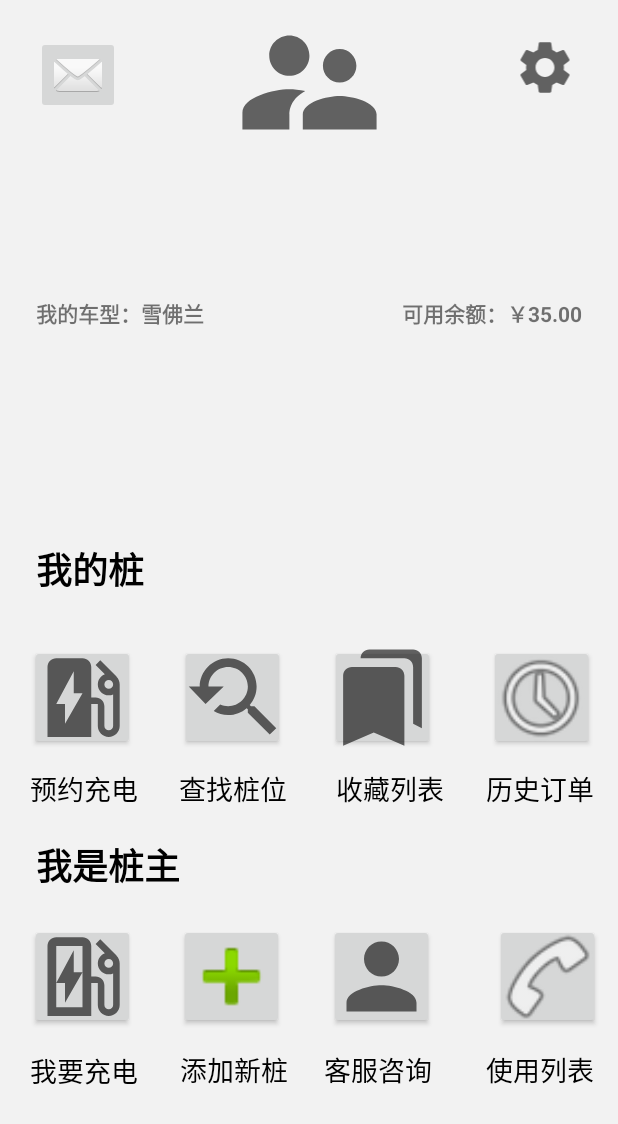
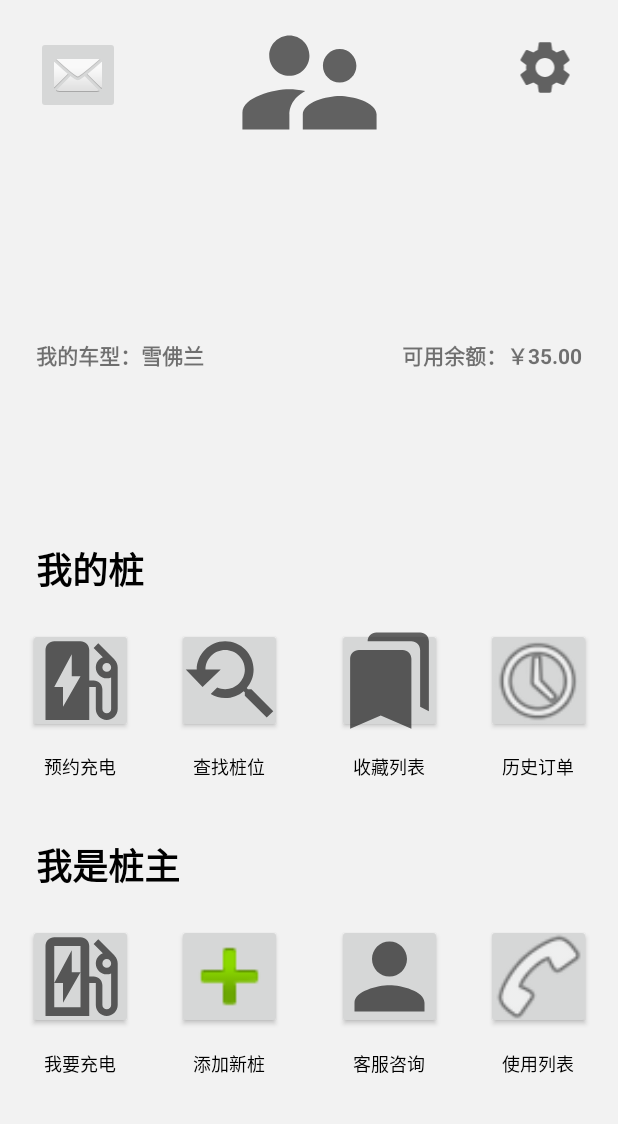
Before and after one commit to szyzstop3/EVCharger, an Android app: the Userinfo_page screen opened through its navigation route, on a phone screen of 412 x 824 dp. Shown: the top 1124 px of the screen. Run offline under Robolectric (Android 15) with nearby library versions, the phone set to English and light mode, and no system bars; libraries missing offline, so code that uses them is left out: com.huawei.hms.

Commit message:
用户信息界面整合2

```diff
--- a/app/src/main/res/layout/fragment_userinfo_page.xml
+++ b/app/src/main/res/layout/fragment_userinfo_page.xml
@@ -56,7 +56,7 @@
             android:layout_width="wrap_content"
             android:layout_height="wrap_content"
             android:orientation="horizontal"
-            app:layout_constraintGuide_begin="209dp" />
+            app:layout_constraintGuide_percent="0.2872777" />
 
         <androidx.constraintlayout.widget.ConstraintLayout
             android:id="@+id/constraintLayout2"
@@ -66,6 +66,34 @@
             app:layout_constraintEnd_toEndOf="parent"
             app:layout_constraintStart_toStartOf="parent"
             app:layout_constraintTop_toTopOf="parent">
+
+            <androidx.constraintlayout.widget.Guideline
+                android:id="@+id/guideline14"
+                android:layout_width="wrap_content"
+                android:layout_height="wrap_content"
+                android:orientation="vertical"
+                app:layout_constraintGuide_percent="0.13" />
+
+            <androidx.constraintlayout.widget.Guideline
+                android:id="@+id/guideline15"
+                android:layout_width="wrap_content"
+                android:layout_height="wrap_content"
+                android:orientation="vertical"
+                app:layout_constraintGuide_percent="0.37" />
+
+            <androidx.constraintlayout.widget.Guideline
+                android:id="@+id/guideline17"
+                android:layout_width="wrap_content"
+                android:layout_height="wrap_content"
+                android:orientation="vertical"
+                app:layout_constraintGuide_percent="0.63" />
+
+            <androidx.constraintlayout.widget.Guideline
+                android:id="@+id/guideline32"
+                android:layout_width="wrap_content"
+                android:layout_height="wrap_content"
+                android:orientation="vertical"
+                app:layout_constraintGuide_percent="0.87" />
 
             <androidx.constraintlayout.widget.Guideline
                 android:id="@+id/guideline19"
@@ -79,14 +107,14 @@
                 android:layout_width="wrap_content"
                 android:layout_height="wrap_content"
                 android:orientation="horizontal"
-                app:layout_constraintGuide_percent="0.66757864" />
+                app:layout_constraintGuide_percent="0.62" />
 
             <androidx.constraintlayout.widget.Guideline
                 android:id="@+id/guideline30"
                 android:layout_width="wrap_content"
                 android:layout_height="wrap_content"
                 android:orientation="horizontal"
-                app:layout_constraintGuide_percent="0.88" />
+                app:layout_constraintGuide_percent="0.86" />
 
             <androidx.constraintlayout.widget.Guideline
                 android:id="@+id/guideline31"
@@ -94,6 +122,13 @@
                 android:layout_height="wrap_content"
                 android:orientation="horizontal"
                 app:layout_constraintGuide_percent="0.79" />
+
+            <androidx.constraintlayout.widget.Guideline
+                android:id="@+id/guideline33"
+                android:layout_width="wrap_content"
+                android:layout_height="wrap_content"
+                android:orientation="horizontal"
+                app:layout_constraintGuide_percent="0.55" />
 
             <androidx.constraintlayout.widget.Guideline
                 android:id="@+id/guideline22"
@@ -119,125 +154,118 @@
                 android:id="@+id/button22"
                 android:layout_width="70dp"
                 android:layout_height="70dp"
-                android:layout_marginStart="30dp"
                 android:foreground="@drawable/person_filled"
                 app:layout_constraintBottom_toTopOf="@+id/guideline31"
-                app:layout_constraintStart_toEndOf="@+id/button20"
+                app:layout_constraintEnd_toStartOf="@+id/guideline17"
+                app:layout_constraintStart_toStartOf="@+id/guideline17"
                 app:layout_constraintTop_toTopOf="@+id/guideline31" />
 
             <Button
                 android:id="@+id/button18"
                 android:layout_width="70dp"
                 android:layout_height="70dp"
-                android:layout_marginEnd="16dp"
                 android:foreground="@android:drawable/ic_menu_recent_history"
-                app:layout_constraintBottom_toTopOf="@+id/guideline23"
-                app:layout_constraintEnd_toEndOf="parent"
-                app:layout_constraintTop_toTopOf="@+id/guideline22" />
+                app:layout_constraintBottom_toTopOf="@+id/guideline33"
+                app:layout_constraintEnd_toStartOf="@+id/guideline32"
+                app:layout_constraintStart_toStartOf="@+id/guideline32"
+                app:layout_constraintTop_toTopOf="@+id/guideline33" />
 
             <Button
                 android:id="@+id/button21"
                 android:layout_width="70dp"
                 android:layout_height="70dp"
-                android:layout_marginStart="29dp"
-                android:layout_marginEnd="30dp"
                 android:foreground="@drawable/ic_baseline_youtube_searched_for_24"
-                app:layout_constraintBottom_toTopOf="@+id/guideline23"
-                app:layout_constraintEnd_toStartOf="@+id/button17"
-                app:layout_constraintStart_toEndOf="@+id/button16"
-                app:layout_constraintTop_toTopOf="@+id/guideline22" />
+                app:layout_constraintBottom_toTopOf="@+id/guideline33"
+                app:layout_constraintEnd_toStartOf="@+id/guideline15"
+                app:layout_constraintStart_toStartOf="@+id/guideline15"
+                app:layout_constraintTop_toTopOf="@+id/guideline33" />
 
             <Button
                 android:id="@+id/button20"
                 android:layout_width="70dp"
                 android:layout_height="70dp"
-                android:layout_marginStart="29dp"
                 android:foreground="@android:drawable/ic_input_add"
                 app:layout_constraintBottom_toTopOf="@+id/guideline31"
-                app:layout_constraintStart_toEndOf="@+id/button19"
+                app:layout_constraintEnd_toStartOf="@+id/guideline15"
+                app:layout_constraintStart_toStartOf="@+id/guideline15"
                 app:layout_constraintTop_toTopOf="@+id/guideline31" />
 
             <Button
                 android:id="@+id/button16"
                 android:layout_width="70dp"
                 android:layout_height="70dp"
-                android:layout_marginStart="20dp"
                 android:foreground="@drawable/search_filled"
                 android:shadowColor="#03DAC5"
-                app:layout_constraintBottom_toTopOf="@+id/guideline23"
-                app:layout_constraintStart_toStartOf="parent"
-                app:layout_constraintTop_toTopOf="@+id/guideline22" />
+                app:layout_constraintBottom_toTopOf="@+id/guideline33"
+                app:layout_constraintEnd_toStartOf="@+id/guideline14"
+                app:layout_constraintStart_toStartOf="@+id/guideline14"
+                app:layout_constraintTop_toTopOf="@+id/guideline33" />
 
             <Button
                 android:id="@+id/button5"
                 android:layout_width="70dp"
                 android:layout_height="70dp"
-                android:layout_marginStart="40dp"
-                android:layout_marginEnd="12dp"
                 android:foreground="@android:drawable/ic_menu_call"
                 app:layout_constraintBottom_toTopOf="@+id/guideline31"
-                app:layout_constraintEnd_toEndOf="parent"
-                app:layout_constraintStart_toEndOf="@+id/button22"
+                app:layout_constraintEnd_toStartOf="@+id/guideline32"
+                app:layout_constraintStart_toStartOf="@+id/guideline32"
                 app:layout_constraintTop_toTopOf="@+id/guideline31" />
 
             <Button
                 android:id="@+id/button17"
                 android:layout_width="70dp"
                 android:layout_height="70dp"
-                android:layout_marginEnd="36dp"
                 android:foreground="@drawable/ic_baseline_bookmarks_24"
-                app:layout_constraintBottom_toTopOf="@+id/guideline23"
-                app:layout_constraintEnd_toStartOf="@+id/button18"
-                app:layout_constraintTop_toTopOf="@+id/guideline22" />
+                app:layout_constraintBottom_toTopOf="@+id/guideline33"
+                app:layout_constraintEnd_toStartOf="@+id/guideline17"
+                app:layout_constraintStart_toStartOf="@+id/guideline17"
+                app:layout_constraintTop_toTopOf="@+id/guideline33" />
 
             <Button
                 android:id="@+id/button19"
                 android:layout_width="70dp"
                 android:layout_height="70dp"
-                android:layout_marginStart="20dp"
                 android:foreground="@drawable/search_outline"
                 app:layout_constraintBottom_toTopOf="@+id/guideline31"
-                app:layout_constraintStart_toStartOf="parent"
+                app:layout_constraintEnd_toStartOf="@+id/guideline14"
+                app:layout_constraintStart_toStartOf="@+id/guideline14"
                 app:layout_constraintTop_toTopOf="@+id/guideline31" />
 
             <TextView
                 android:id="@+id/textView14"
                 android:layout_width="wrap_content"
                 android:layout_height="wrap_content"
-                android:layout_marginStart="20dp"
-                android:layout_marginTop="15dp"
                 android:text="我要充电"
                 android:textColor="#000000"
-                android:textSize="18sp"
+                android:textSize="12sp"
                 app:layout_constraintBottom_toTopOf="@+id/guideline30"
-                app:layout_constraintStart_toStartOf="parent"
-                app:layout_constraintTop_toBottomOf="@+id/button19" />
+                app:layout_constraintEnd_toStartOf="@+id/guideline14"
+                app:layout_constraintStart_toStartOf="@+id/guideline14"
+                app:layout_constraintTop_toTopOf="@+id/guideline30" />
 
             <TextView
                 android:id="@+id/textView25"
                 android:layout_width="wrap_content"
                 android:layout_height="wrap_content"
-                android:layout_marginEnd="16dp"
                 android:text="历史订单"
                 android:textColor="#000000"
-                android:textSize="18sp"
+                android:textSize="12sp"
                 app:layout_constraintBottom_toTopOf="@+id/guideline23"
-                app:layout_constraintEnd_toEndOf="parent"
-                app:layout_constraintTop_toBottomOf="@+id/button18"
-                app:layout_constraintVertical_bias="0.529" />
+                app:layout_constraintEnd_toStartOf="@+id/guideline32"
+                app:layout_constraintStart_toStartOf="@+id/guideline32"
+                app:layout_constraintTop_toTopOf="@+id/guideline23" />
 
             <TextView
                 android:id="@+id/textView24"
                 android:layout_width="wrap_content"
                 android:layout_height="wrap_content"
-                android:layout_marginEnd="28dp"
                 android:text="收藏列表"
                 android:textColor="#000000"
-                android:textSize="18sp"
+                android:textSize="12sp"
                 app:layout_constraintBottom_toTopOf="@+id/guideline23"
-                app:layout_constraintEnd_toStartOf="@+id/textView25"
-                app:layout_constraintTop_toBottomOf="@+id/button17"
-                app:layout_constraintVertical_bias="0.529" />
+                app:layout_constraintEnd_toStartOf="@+id/guideline17"
+                app:layout_constraintStart_toStartOf="@+id/guideline17"
+                app:layout_constraintTop_toTopOf="@+id/guideline23" />
 
             <TextView
                 android:id="@+id/textView27"
@@ -257,74 +285,61 @@
                 android:id="@+id/textView29"
                 android:layout_width="wrap_content"
                 android:layout_height="wrap_content"
-                android:layout_marginStart="36dp"
-                android:layout_marginTop="13dp"
-                android:layout_marginEnd="16dp"
                 android:text="使用列表"
                 android:textColor="#000000"
-                android:textSize="18sp"
+                android:textSize="12sp"
                 app:layout_constraintBottom_toTopOf="@+id/guideline30"
-                app:layout_constraintEnd_toEndOf="parent"
-                app:layout_constraintStart_toEndOf="@+id/textView30"
-                app:layout_constraintTop_toBottomOf="@+id/button5"
-                app:layout_constraintVertical_bias="0.0" />
+                app:layout_constraintEnd_toStartOf="@+id/guideline32"
+                app:layout_constraintStart_toStartOf="@+id/guideline32"
+                app:layout_constraintTop_toTopOf="@+id/guideline30" />
 
             <TextView
                 android:id="@+id/textView17"
                 android:layout_width="wrap_content"
                 android:layout_height="wrap_content"
-                android:layout_marginStart="44dp"
-                android:layout_marginEnd="42dp"
                 android:text="查找桩位"
                 android:textColor="#000000"
-                android:textSize="18sp"
+                android:textSize="12sp"
                 app:layout_constraintBottom_toTopOf="@+id/guideline23"
-                app:layout_constraintEnd_toStartOf="@+id/textView24"
-                app:layout_constraintHorizontal_bias="0.657"
-                app:layout_constraintStart_toEndOf="@+id/textView16"
-                app:layout_constraintTop_toBottomOf="@+id/button21"
-                app:layout_constraintVertical_bias="0.529" />
+                app:layout_constraintEnd_toStartOf="@+id/guideline15"
+                app:layout_constraintStart_toStartOf="@+id/guideline15"
+                app:layout_constraintTop_toTopOf="@+id/guideline23" />
 
             <TextView
                 android:id="@+id/textView28"
                 android:layout_width="wrap_content"
                 android:layout_height="wrap_content"
-                android:layout_marginStart="28dp"
-                android:layout_marginTop="13dp"
                 android:text="添加新桩"
                 android:textColor="#000000"
-                android:textSize="18sp"
+                android:textSize="12sp"
                 app:layout_constraintBottom_toTopOf="@+id/guideline30"
-                app:layout_constraintStart_toEndOf="@+id/textView14"
-                app:layout_constraintTop_toBottomOf="@+id/button20"
-                app:layout_constraintVertical_bias="0.0" />
+                app:layout_constraintEnd_toStartOf="@+id/guideline15"
+                app:layout_constraintStart_toStartOf="@+id/guideline15"
+                app:layout_constraintTop_toTopOf="@+id/guideline30" />
 
             <TextView
                 android:id="@+id/textView16"
                 android:layout_width="wrap_content"
                 android:layout_height="wrap_content"
-                android:layout_marginStart="20dp"
                 android:text="预约充电"
                 android:textColor="#000000"
-                android:textSize="18sp"
+                android:textSize="12sp"
                 app:layout_constraintBottom_toTopOf="@+id/guideline23"
-                app:layout_constraintStart_toStartOf="parent"
-                app:layout_constraintTop_toBottomOf="@+id/button16"
-                app:layout_constraintVertical_bias="0.529" />
+                app:layout_constraintEnd_toStartOf="@+id/guideline14"
+                app:layout_constraintStart_toStartOf="@+id/guideline14"
+                app:layout_constraintTop_toTopOf="@+id/guideline23" />
 
             <TextView
                 android:id="@+id/textView30"
                 android:layout_width="wrap_content"
                 android:layout_height="wrap_content"
-                android:layout_marginStart="24dp"
-                android:layout_marginTop="13dp"
                 android:text="客服咨询"
                 android:textColor="#000000"
-                android:textSize="18sp"
+                android:textSize="12sp"
                 app:layout_constraintBottom_toTopOf="@+id/guideline30"
-                app:layout_constraintStart_toEndOf="@+id/textView28"
-                app:layout_constraintTop_toBottomOf="@+id/button22"
-                app:layout_constraintVertical_bias="0.0" />
+                app:layout_constraintEnd_toStartOf="@+id/guideline17"
+                app:layout_constraintStart_toStartOf="@+id/guideline17"
+                app:layout_constraintTop_toTopOf="@+id/guideline30" />
 
             <ImageView
                 android:id="@+id/imageView7"
```
